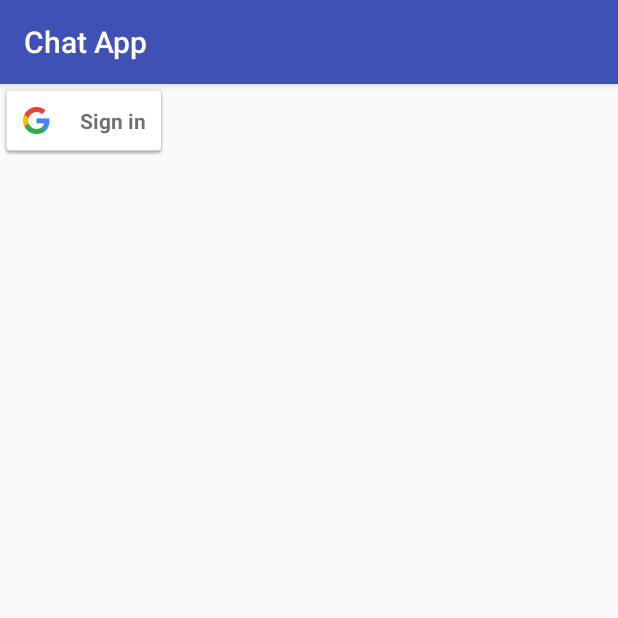
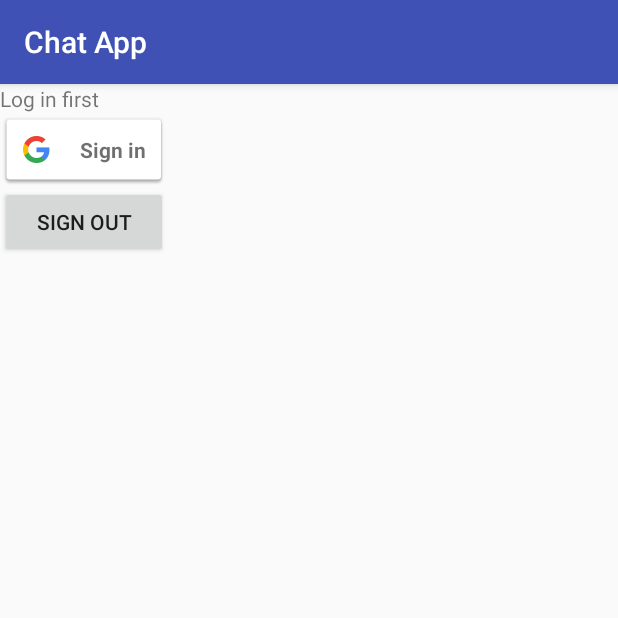
Before and after one commit to developersicode/ChatApp, an Android app: the screen it shows after launch (LogInActivity), after a tap on an icon or button, on a phone screen of 412 x 824 dp, the top half of it. Run offline under Robolectric (Android 15) with nearby library versions, the phone set to English and light mode, and no system bars.

Commit message:
Google sign in added 2-1-2017

```diff
--- a/app/build.gradle
+++ b/app/build.gradle
@@ -27,6 +27,7 @@ dependencies {
     compile 'com.android.support:appcompat-v7:25.0.1'
     compile 'com.google.firebase:firebase-messaging:10.0.1'
     compile 'com.google.firebase:firebase-auth:10.0.1'
+    compile 'com.google.android.gms:play-services-auth:10.0.1'
     testCompile 'junit:junit:4.12'
 }
 
--- a/app/src/main/java/com/rushabh/chatapp/activity/LogInActivity.java
+++ b/app/src/main/java/com/rushabh/chatapp/activity/LogInActivity.java
@@ -1,19 +1,34 @@
 package com.rushabh.chatapp.activity;
 
 import android.content.Intent;
+import android.support.annotation.NonNull;
 import android.support.v7.app.AppCompatActivity;
 import android.os.Bundle;
+import android.view.View;
+import android.widget.Button;
+import android.widget.TextView;
 
+import com.google.android.gms.auth.api.Auth;
+import com.google.android.gms.auth.api.signin.GoogleSignInAccount;
 import com.google.android.gms.auth.api.signin.GoogleSignInOptions;
+import com.google.android.gms.auth.api.signin.GoogleSignInResult;
+import com.google.android.gms.common.ConnectionResult;
 import com.google.android.gms.common.SignInButton;
 import com.google.android.gms.common.api.GoogleApiClient;
+import com.google.android.gms.common.api.ResultCallback;
+import com.google.android.gms.common.api.Status;
 import com.rushabh.chatapp.MainActivity;
 import com.rushabh.chatapp.R;
 
-public class LogInActivity extends AppCompatActivity {
+public class LogInActivity extends AppCompatActivity implements View.OnClickListener, GoogleApiClient.OnConnectionFailedListener {
 
-    SignInButton signInButton;
+    TextView name;
+    Button signOutBtn;
+    SignInButton signInBtn;
     private GoogleApiClient mGoogleApiClient;
+    private static final String TAG = "SignInActivity";
+    private static final int RC_SIGN_IN = 9001;
+
     @Override
     protected void onCreate(Bundle savedInstanceState) {
         super.onCreate(savedInstanceState);
@@ -23,9 +38,67 @@ public class LogInActivity extends AppCompatActivity {
                 .requestEmail()
                 .build();
 
+        mGoogleApiClient = new GoogleApiClient.Builder(this)
+                .enableAutoManage(this,this)
+                .addApi(Auth.GOOGLE_SIGN_IN_API, gso)
+                .build();
 
+
+        name = (TextView) findViewById(R.id.name);
+
+        signInBtn = (SignInButton) findViewById(R.id.signInBtn);
+        signInBtn.setOnClickListener(this);
+
+        signOutBtn = (Button) findViewById(R.id.signOutBtn);
+        signOutBtn.setOnClickListener(this);
 
 //        At last
 //        startActivity(new Intent(LogInActivity.this,MainActivity.class));
     }
+
+    @Override
+    public void onClick(View view) {
+        if (view.getId() == R.id.signInBtn) {
+            signIn();
+        } else if (view.getId() == R.id.signOutBtn) {
+            signOut();
+        }
+    }
+
+
+    private void signIn() {
+        Intent signInIntent = Auth.GoogleSignInApi.getSignInIntent(mGoogleApiClient);
+        startActivityForResult(signInIntent, RC_SIGN_IN);
+    }
+
+    @Override
+    protected void onActivityResult(int requestCode, int resultCode, Intent data) {
+        super.onActivityResult(requestCode, resultCode, data);
+
+        if (requestCode == RC_SIGN_IN){
+            GoogleSignInResult result = Auth.GoogleSignInApi.getSignInResultFromIntent(data);
+            handleSignInResult(result);
+        }
+    }
+
+    private void handleSignInResult(GoogleSignInResult result) {
+        if (result.isSuccess()){
+            GoogleSignInAccount account = result.getSignInAccount();
+            name.setText("Hello " + account.getDisplayName());
+        }
+    }
+
+    private void signOut() {
+        Auth.GoogleSignInApi.signOut(mGoogleApiClient).setResultCallback(new ResultCallback<Status>() {
+            @Override
+            public void onResult(@NonNull Status status) {
+                name.setText("Signed out");
+            }
+        });
+    }
+
+    @Override
+    public void onConnectionFailed(@NonNull ConnectionResult connectionResult) {
+
+    }
 }
--- a/app/src/main/res/layout/activity_log_in.xml
+++ b/app/src/main/res/layout/activity_log_in.xml
@@ -6,7 +6,25 @@
     android:layout_height="match_parent"
     tools:context="com.rushabh.chatapp.activity.LogInActivity">
 
-    <com.google.android.gms.common.SignInButton
+    <LinearLayout
+        android:orientation="vertical"
         android:layout_width="wrap_content"
-        android:layout_height="wrap_content"/>
+        android:layout_height="wrap_content">
+        <TextView
+            android:id="@+id/name"
+            android:text="Log in first"
+            android:layout_width="match_parent"
+            android:layout_height="wrap_content" />
+        <com.google.android.gms.common.SignInButton
+            android:id="@+id/signInBtn"
+            android:layout_width="match_parent"
+            android:layout_height="wrap_content"/>
+        <Button
+            android:id="@+id/signOutBtn"
+            android:text="@string/sign_out"
+            android:layout_width="match_parent"
+            android:layout_height="wrap_content" />
+    </LinearLayout>
+
+
 </RelativeLayout>
--- a/app/src/main/res/values/strings.xml
+++ b/app/src/main/res/values/strings.xml
@@ -1,3 +1,4 @@
 <resources>
     <string name="app_name">Chat App</string>
+    <string name="sign_out">sign out</string>
 </resources>
```
